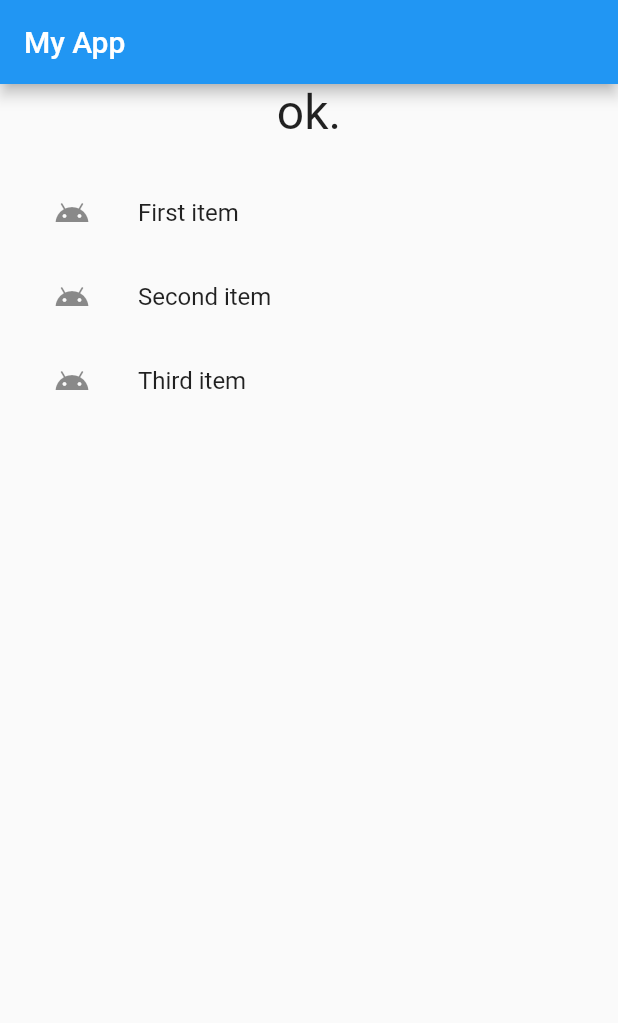
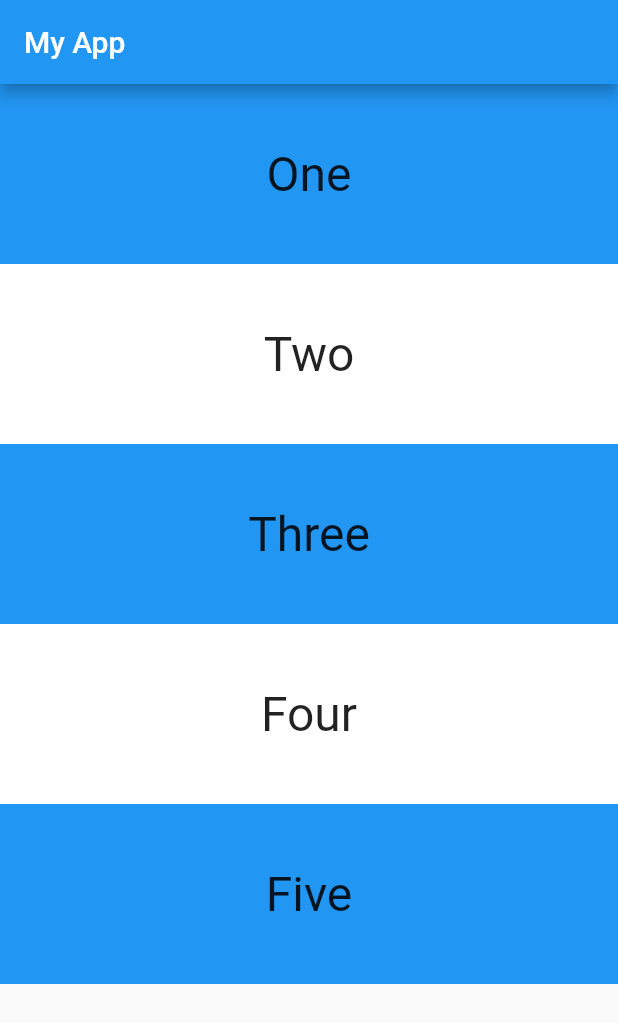
Before and after one commit to TomokiIchi/chapter5, a Flutter app: the screen it shows after launch, on a phone screen of 412 x 824 dp. Shown: the top 1023 px of the screen. Run offline on Flutter 3.47's test engine with Material 2 defaults, Android fonts, the phone set to English and light mode, and no system bars.

Commit message:
SingleChildScrollView completed

```diff
--- a/lib/main.dart
+++ b/lib/main.dart
@@ -27,70 +27,70 @@ class MyHomePage extends StatefulWidget {
 }
 
 class _MyHomePageState extends State<MyHomePage> {
-  String _message;
-  int _index;
-
-  @override
-  void initState() {
-    _message = 'ok.';
-    super.initState();
-  }
-
   @override
   Widget build(BuildContext context) {
     return new Scaffold(
       appBar: new AppBar(
         title: new Text('My App'),
       ),
-      body: Column(
-        children: [
-          Text(
-            _message,
-            style: TextStyle(
-              fontSize: 32.0,
+      body: new SingleChildScrollView(
+        child: Column(
+          mainAxisSize: MainAxisSize.min,
+          mainAxisAlignment: MainAxisAlignment.spaceAround,
+          children: [
+            Container(
+              color: Colors.blue,
+              height: 120.0,
+              child: const Center(
+                child: Text(
+                  'One',
+                  style: const TextStyle(fontSize: 32.0),
+                ),
+              ),
             ),
-          ),
-          ListView(
-            shrinkWrap: true,
-            padding: const EdgeInsets.all(20.0),
-            children: [
-              ListTile(
-                leading: const Icon(Icons.android),
-                title: const Text("First item"),
-                selected: _index == 1,
-                onTap: () {
-                  _index = 1;
-                  tapTile();
-                },
+            Container(
+              color: Colors.white,
+              height: 120.0,
+              child: const Center(
+                child: Text(
+                  'Two',
+                  style: const TextStyle(fontSize: 32.0),
+                ),
               ),
-              ListTile(
-                leading: const Icon(Icons.android),
-                title: const Text("Second item"),
-                selected: _index == 2,
-                onTap: () {
-                  _index = 2;
-                  tapTile();
-                },
+            ),
+            Container(
+              color: Colors.blue,
+              height: 120.0,
+              child: const Center(
+                child: Text(
+                  'Three',
+                  style: const TextStyle(fontSize: 32.0),
+                ),
               ),
-              ListTile(
-                leading: const Icon(Icons.android),
-                title: const Text("Third item"),
-                selected: _index == 3,
-                onTap: () {
-                  _index = 3;
-                  tapTile();
-                },
+            ),
+            Container(
+              color: Colors.white,
+              height: 120.0,
+              child: const Center(
+                child: Text(
+                  'Four',
+                  style: const TextStyle(fontSize: 32.0),
+                ),
               ),
-            ],
-          )
-        ],
+            ),
+            Container(
+              color: Colors.blue,
+              height: 120.0,
+              child: const Center(
+                child: Text(
+                  'Five',
+                  style: const TextStyle(fontSize: 32.0),
+                ),
+              ),
+            ),
+          ],
+        ),
       ),
     );
   }
-
-  void tapTile() {
-    setState(() {
-      _message = 'you tapped:  No, $_index';
-    });
-  }
 }
```
